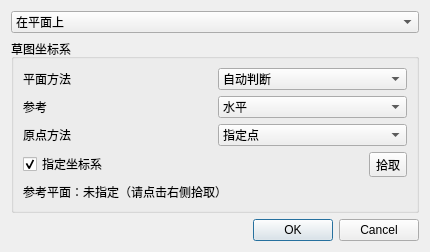
Janchreal/Practice_Modeling, file src/presentation/dialogs/sketch/sketch_create_dialog.ui: the form before one commit.
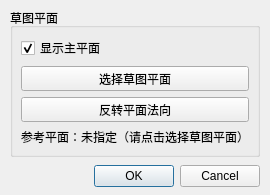
The form after the commit.

Commit message: 草图功能完善

```diff
--- a/src/presentation/dialogs/sketch/sketch_create_dialog.ui
+++ b/src/presentation/dialogs/sketch/sketch_create_dialog.ui
@@ -6,135 +6,90 @@
    <rect>
     <x>0</x>
     <y>0</y>
-    <width>430</width>
-    <height>230</height>
+    <width>270</width>
+    <height>160</height>
    </rect>
   </property>
   <property name="windowTitle">
    <string>创建草图</string>
   </property>
   <layout class="QGridLayout" name="gridLayout">
-   <item row="0" column="0">
-    <widget class="QComboBox" name="comboBox_method">
-     <item>
-      <property name="text">
-       <string>在平面上</string>
-      </property>
-     </item>
-     <item>
-      <property name="text">
-       <string>基于路径</string>
-      </property>
-     </item>
-    </widget>
-   </item>
-   <item row="1" column="0">
-    <widget class="QGroupBox" name="groupBox_csys">
+   <property name="leftMargin">
+    <number>10</number>
+   </property>
+   <property name="topMargin">
+    <number>8</number>
+   </property>
+   <property name="rightMargin">
+    <number>10</number>
+   </property>
+   <property name="bottomMargin">
+    <number>8</number>
+   </property>
+   <property name="horizontalSpacing">
+    <number>8</number>
+   </property>
+   <property name="verticalSpacing">
+    <number>8</number>
+   </property>
+   <item row="0" column="0" colspan="2">
+    <widget class="QGroupBox" name="groupBox_sketchPlane">
      <property name="title">
-      <string>草图坐标系</string>
+      <string>草图平面</string>
      </property>
-     <layout class="QGridLayout" name="gridLayout_csys">
-      <item row="0" column="0">
-       <widget class="QLabel" name="label_planeMethod">
+     <layout class="QGridLayout" name="gridLayout_sketchPlane">
+      <property name="leftMargin">
+       <number>8</number>
+      </property>
+      <property name="topMargin">
+       <number>8</number>
+      </property>
+      <property name="rightMargin">
+       <number>8</number>
+      </property>
+      <property name="bottomMargin">
+       <number>8</number>
+      </property>
+      <item row="0" column="0" colspan="2">
+       <widget class="QCheckBox" name="checkBox_showPrincipalPlanes">
         <property name="text">
-         <string>平面方法</string>
+         <string>显示主平面</string>
         </property>
+        <property name="checked">
+         <bool>true</bool>
+        </property>
        </widget>
       </item>
-      <item row="0" column="1">
-       <widget class="QComboBox" name="comboBox_planeMethod">
-        <item>
-         <property name="text">
-          <string>自动判断</string>
-         </property>
-        </item>
-        <item>
-         <property name="text">
-          <string>新平面</string>
-         </property>
-        </item>
-       </widget>
-      </item>
-      <item row="1" column="0">
-       <widget class="QLabel" name="label_ref">
+      <item row="1" column="0" colspan="2">
+       <widget class="QToolButton" name="toolButton_pickPlane">
+        <property name="sizePolicy">
+         <sizepolicy hsizetype="Expanding" vsizetype="Preferred">
+          <horstretch>0</horstretch>
+          <verstretch>0</verstretch>
+         </sizepolicy>
+        </property>
         <property name="text">
-         <string>参考</string>
+         <string>选择草图平面</string>
         </property>
        </widget>
       </item>
-      <item row="1" column="1">
-       <widget class="QComboBox" name="comboBox_reference">
-        <item>
-         <property name="text">
-          <string>水平</string>
-         </property>
-        </item>
-        <item>
-         <property name="text">
-          <string>竖直</string>
-         </property>
-        </item>
-       </widget>
-      </item>
-      <item row="2" column="0">
-       <widget class="QLabel" name="label_originMethod">
+      <item row="2" column="0" colspan="2">
+       <widget class="QToolButton" name="toolButton_reverseNormal">
+        <property name="sizePolicy">
+         <sizepolicy hsizetype="Expanding" vsizetype="Preferred">
+          <horstretch>0</horstretch>
+          <verstretch>0</verstretch>
+         </sizepolicy>
+        </property>
         <property name="text">
-         <string>原点方法</string>
+         <string>反转平面法向</string>
         </property>
        </widget>
       </item>
-      <item row="2" column="1">
-       <widget class="QComboBox" name="comboBox_originMethod">
-        <item>
-         <property name="text">
-          <string>指定点</string>
-         </property>
-        </item>
-        <item>
-         <property name="text">
-          <string>使用工作部件原点</string>
-         </property>
-        </item>
-       </widget>
-      </item>
       <item row="3" column="0" colspan="2">
-       <layout class="QHBoxLayout" name="horizontalLayout_planePick">
-        <item>
-         <widget class="QCheckBox" name="checkBox_pickEnabled">
-          <property name="text">
-           <string>指定坐标系</string>
-          </property>
-          <property name="checked">
-           <bool>true</bool>
-          </property>
-         </widget>
-        </item>
-        <item>
-         <spacer name="horizontalSpacer">
-          <property name="orientation">
-           <enum>Qt::Orientation::Horizontal</enum>
-          </property>
-          <property name="sizeHint" stdset="0">
-           <size>
-            <width>40</width>
-            <height>20</height>
-           </size>
-          </property>
-         </spacer>
-        </item>
-        <item>
-         <widget class="QToolButton" name="toolButton_pickPlane">
-          <property name="text">
-           <string>拾取</string>
-          </property>
-         </widget>
-        </item>
-       </layout>
-      </item>
-      <item row="4" column="0" colspan="2">
        <widget class="QLabel" name="label_planeInfo">
         <property name="text">
-         <string>参考平面：未指定（请点击右侧拾取）</string>
+         <string>参考平面：未指定（请点击选择草图平面）</string>
         </property>
         <property name="wordWrap">
          <bool>true</bool>
@@ -144,7 +99,7 @@
      </layout>
     </widget>
    </item>
-   <item row="2" column="0">
+   <item row="1" column="0" colspan="2">
     <widget class="QDialogButtonBox" name="buttonBox">
      <property name="orientation">
       <enum>Qt::Orientation::Horizontal</enum>
```
Left out of the diff: 19 changed lines with no effect on the pictures. The commit also changes 7952 other files.
